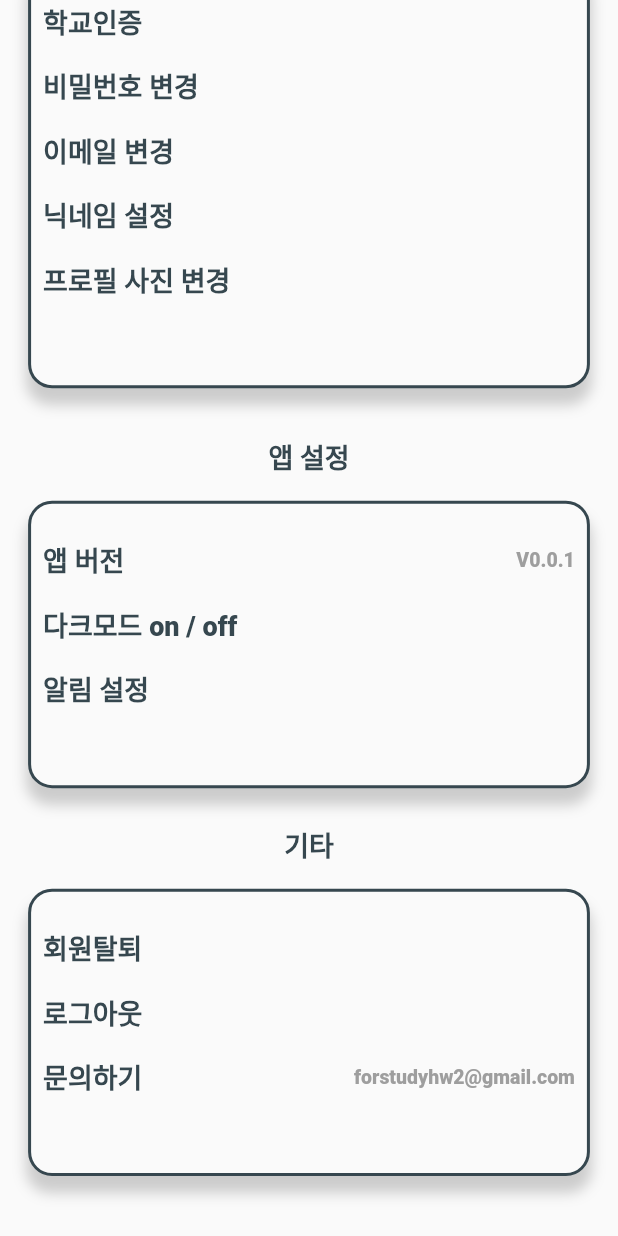
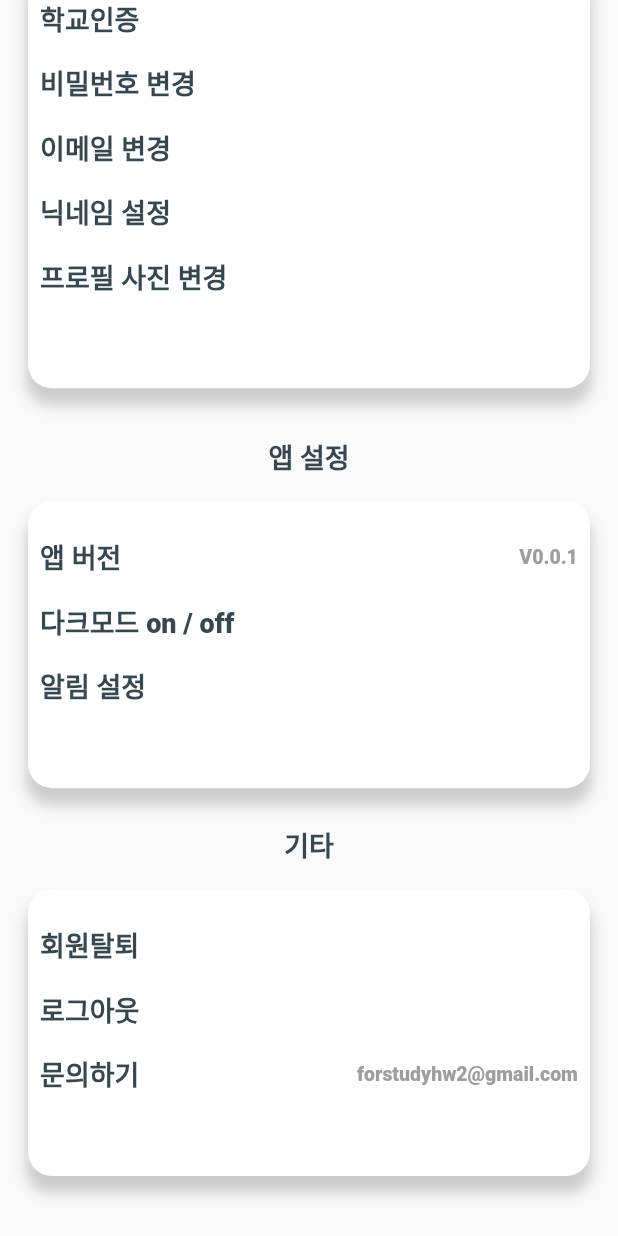
Before and after one commit to KEONI1231/Flutter_High-Connect, a Flutter app: the SettingScreen screen opened directly, scrolled down 498 dp, on a phone screen of 412 x 824 dp. Run offline on Flutter 3.47's test engine with Material 2 defaults, Android fonts, the phone set to English and light mode, and no system bars; our stand-ins replace cloud_firestore, firebase_core, firebase_database; accounts and stored records are empty.

Commit message:
폭탄 받아라

```diff
--- a/lib/screen/settings_screen.dart
+++ b/lib/screen/settings_screen.dart
@@ -37,75 +37,7 @@ class SettingScreen extends StatelessWidget {
               const SizedBox(height: 24),
               Text('기타', style: ts),
               const SizedBox(height: 16),
-              Container(
-                width: MediaQuery.of(context).size.width / 1.1,
-                height: MediaQuery.of(context).size.height / 4.3,
-                decoration: BoxDecoration(
-                  color: BRIGHT_COLOR,
-                  border: Border.all(width: 2, color: PRIMARY_COLOR),
-                  borderRadius: BorderRadius.circular(16),
-                  boxShadow: [
-                    BoxShadow(
-                        color: Colors.grey.withOpacity(0.5),
-                        spreadRadius: 1,
-                        blurRadius: 7,
-                        offset: Offset(0, 10))
-                  ],
-                ),
-                child: Padding(
-                  padding: const EdgeInsets.all(8.0),
-                  child: Column(
-                    crossAxisAlignment: CrossAxisAlignment.start,
-                    children: [
-                      const SizedBox(height: 16),
-                      GestureDetector(
-                        onTap: () {
-                          Navigator.of(context).push(MaterialPageRoute(
-                              builder: (BuildContext context) {
-                            return certified_screen();
-                          }));
-                        },
-                        child: Text(
-                          '회원탈퇴',
-                          style: ts,
-                        ),
-                      ),
-                      const SizedBox(height: 16),
-                      GestureDetector(
-                        onTap: () {
-                          Navigator.of(context).push(MaterialPageRoute(
-                              builder: (BuildContext context) {
-                            return certified_screen();
-                          }));
-                        },
-                        child: Text(
-                          '로그아웃',
-                          style: ts,
-                        ),
-                      ),
-                      const SizedBox(height: 16),
-                      GestureDetector(
-                        onTap: () {
-                          Navigator.of(context).push(MaterialPageRoute(
-                              builder: (BuildContext context) {
-                            return certified_screen();
-                          }));
-                        },
-                        child: Row(
-                          mainAxisAlignment: MainAxisAlignment.spaceBetween,
-                          children: [
-                            Text(
-                              '문의하기',
-                              style: ts,
-                            ),
-                            Text('forstudyhw2@gmail.com', style: ts.copyWith(fontSize: 13, color: Colors.grey)),
-                          ],
-                        ),
-                      ),
-                    ],
-                  ),
-                ),
-              ),
+              etcSetting(),
               const SizedBox(height: 40),
             ],
           ),
@@ -125,8 +57,8 @@ class ProfileCard extends StatelessWidget {
       width: MediaQuery.of(context).size.width / 1.1,
       height: MediaQuery.of(context).size.height / 3,
       decoration: BoxDecoration(
-          color: BRIGHT_COLOR,
-          border: Border.all(width: 2, color: PRIMARY_COLOR),
+        color: Colors.white,
+        //border: Border.all(width: 2, color: PRIMARY_COLOR),
         borderRadius: BorderRadius.circular(16),
         boxShadow: [
           BoxShadow(
@@ -134,7 +66,8 @@ class ProfileCard extends StatelessWidget {
               spreadRadius: 1,
               blurRadius: 7,
               offset: Offset(0, 10))
-          ]),
+        ],
+      ),
       child: Padding(
         padding: const EdgeInsets.fromLTRB(0, 16, 0, 0),
         child: Column(
@@ -147,7 +80,7 @@ class ProfileCard extends StatelessWidget {
                   height: 100,
                   decoration: BoxDecoration(
                       color: PRIMARY_COLOR,
-                      border: Border.all(width: 3, color: PRIMARY_COLOR),
+                      //border: Border.all(width: 3, color: PRIMARY_COLOR),
                       borderRadius: BorderRadius.circular(32)),
                 ),
                 Column(
@@ -160,7 +93,12 @@ class ProfileCard extends StatelessWidget {
                             color: PRIMARY_COLOR,
                             width: 1,
                           )),
-                      onPressed: () {},
+                      onPressed: () {
+                        Navigator.of(context).push(
+                            MaterialPageRoute(builder: (BuildContext context) {
+                          return certified_screen();
+                        }));
+                      },
                       child: Text(
                         '학교 인증하기',
                         style: ts.copyWith(fontSize: 12),
@@ -246,8 +184,8 @@ class PersonalCardSetting extends StatelessWidget {
       width: MediaQuery.of(context).size.width / 1.1,
       height: MediaQuery.of(context).size.height / 2.9,
       decoration: BoxDecoration(
-        color: BRIGHT_COLOR,
-        border: Border.all(width: 2, color: PRIMARY_COLOR),
+        color: Colors.white,
+        //border: Border.all(width: 2, color: PRIMARY_COLOR),
         borderRadius: BorderRadius.circular(16),
         boxShadow: [
           BoxShadow(
@@ -345,8 +283,8 @@ class AppSetting extends StatelessWidget {
       width: MediaQuery.of(context).size.width / 1.1,
       height: MediaQuery.of(context).size.height / 4.3,
       decoration: BoxDecoration(
-        color: BRIGHT_COLOR,
-        border: Border.all(width: 2, color: PRIMARY_COLOR),
+        color: Colors.white,
+        //border: Border.all(width: 2, color: PRIMARY_COLOR),
         borderRadius: BorderRadius.circular(16),
         boxShadow: [
           BoxShadow(
@@ -369,7 +307,8 @@ class AppSetting extends StatelessWidget {
                   '앱 버전',
                   style: ts,
                 ),
-                Text('V0.0.1', style: ts.copyWith(fontSize: 13, color: Colors.grey)),
+                Text('V0.0.1',
+                    style: ts.copyWith(fontSize: 13, color: Colors.grey)),
               ],
             ),
             const SizedBox(height: 16),
@@ -404,3 +343,83 @@ class AppSetting extends StatelessWidget {
     );
   }
 }
+
+class etcSetting extends StatelessWidget {
+  const etcSetting({Key? key}) : super(key: key);
+
+  @override
+  Widget build(BuildContext context) {
+    final ts = TextStyle(
+        fontWeight: FontWeight.w900, color: PRIMARY_COLOR, fontSize: 18);
+    return Container(
+      width: MediaQuery.of(context).size.width / 1.1,
+      height: MediaQuery.of(context).size.height / 4.3,
+      decoration: BoxDecoration(
+        color: Colors.white,
+        //border: Border.all(width: 2, color: PRIMARY_COLOR),
+        borderRadius: BorderRadius.circular(16),
+        boxShadow: [
+          BoxShadow(
+              color: Colors.grey.withOpacity(0.5),
+              spreadRadius: 1,
+              blurRadius: 7,
+              offset: Offset(0, 10))
+        ],
+      ),
+      child: Padding(
+        padding: const EdgeInsets.all(8.0),
+        child: Column(
+          crossAxisAlignment: CrossAxisAlignment.start,
+          children: [
+            const SizedBox(height: 16),
+            GestureDetector(
+              onTap: () {
+                Navigator.of(context)
+                    .push(MaterialPageRoute(builder: (BuildContext context) {
+                  return certified_screen();
+                }));
+              },
+              child: Text(
+                '회원탈퇴',
+                style: ts,
+              ),
+            ),
+            const SizedBox(height: 16),
+            GestureDetector(
+              onTap: () {
+                Navigator.of(context)
+                    .push(MaterialPageRoute(builder: (BuildContext context) {
+                  return certified_screen();
+                }));
+              },
+              child: Text(
+                '로그아웃',
+                style: ts,
+              ),
+            ),
+            const SizedBox(height: 16),
+            GestureDetector(
+              onTap: () {
+                Navigator.of(context)
+                    .push(MaterialPageRoute(builder: (BuildContext context) {
+                  return certified_screen();
+                }));
+              },
+              child: Row(
+                mainAxisAlignment: MainAxisAlignment.spaceBetween,
+                children: [
+                  Text(
+                    '문의하기',
+                    style: ts,
+                  ),
+                  Text('forstudyhw2@gmail.com',
+                      style: ts.copyWith(fontSize: 13, color: Colors.grey)),
+                ],
+              ),
+            ),
+          ],
+        ),
+      ),
+    );
+  }
+}
```
Also changed, not shown: lib/screen/certified_screen.dart (+43 -3 lines). Lines whose indentation alone changed are shown as unchanged.
